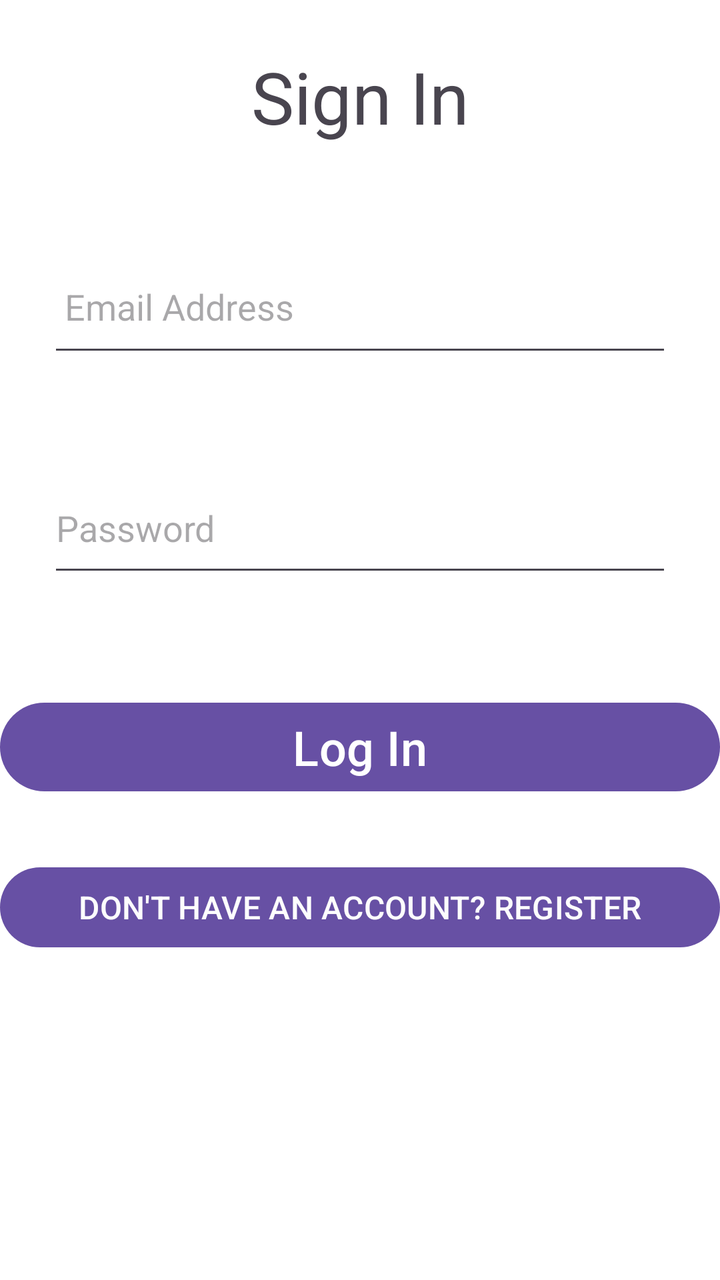
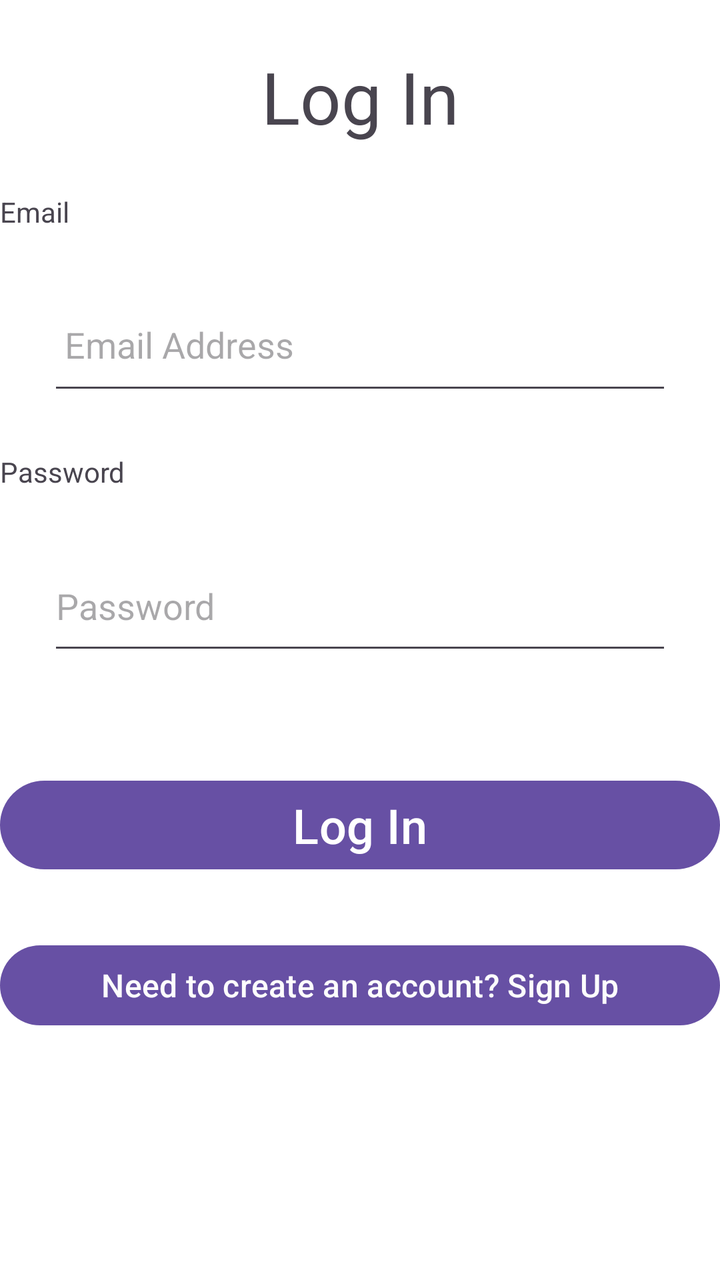

Before-and-after screenshots of an Android layout around one commit, followed by the original layout XML and the change that was made.
<!-- AndroidManifest.xml: application theme Theme.FinalProjShab -->
<!-- res/layout/activity_sign_in.xml -->
<?xml version="1.0" encoding="utf-8"?>
<LinearLayout xmlns:android="http://schemas.android.com/apk/res/android"
    xmlns:app="http://schemas.android.com/apk/res-auto"
    xmlns:tools="http://schemas.android.com/tools"
    android:id="@+id/main"
    android:layout_width="match_parent"
    android:layout_height="match_parent"
    android:layout_margin="1dp"
    android:background="#FFFFFF"
    android:orientation="vertical"
    app:layoutDescription="@xml/activity_sign_in_scene"
    tools:context=".ViewPkg.SignInActivity">

    <TextView
        android:id="@+id/textView"
        android:layout_width="match_parent"
        android:layout_height="wrap_content"
        android:layout_margin="24dp"
        android:gravity="center"
        android:text="Sign In"
        android:textSize="36dp" />

    <EditText
        android:id="@+id/etEmailAddress"
        android:layout_width="match_parent"
        android:layout_height="63dp"
        android:layout_margin="24dp"
        android:hint=" Email Address"


        android:inputType="text" />

    <EditText
        android:id="@+id/etPassword2"
        android:layout_width="match_parent"
        android:layout_height="62dp"
        android:layout_margin="24dp"
        android:hint="Password"
        android:inputType="text" />

    <Button
        android:id="@+id/btnLogIn"
        android:layout_width="match_parent"
        android:layout_height="wrap_content"
        android:layout_marginTop="30dp"
        android:text="Log In"

        android:textColorLink="#673AB7"
        android:textSize="24sp" />

    <Button
        android:id="@+id/btnREGISTER2"
        android:layout_width="match_parent"
        android:layout_height="wrap_content"
        android:layout_marginTop="30dp"
        android:shadowColor="#753333"
        android:text="DON'T HAVE AN ACCOUNT? REGISTER"
        android:textColor="#FDFDFD"
        android:textColorLink="#673AB7"
        android:textSize="16sp"
        app:rippleColor="#B15252"
        app:strokeColor="#877E7E" />

</LinearLayout>
<!-- resources referenced by this layout -->
<resources>
  <style name="Theme.FinalProjShab" parent="Base.Theme.FinalProjShab" />
  <style name="Base.Theme.FinalProjShab" parent="Theme.Material3.DayNight.NoActionBar">
          
          
      </style>
</resources>

<!-- the commit's change to res/layout/activity_sign_in.xml (unified diff, before → after) -->
@@ -17,8 +17,14 @@
         android:layout_height="wrap_content"
         android:layout_margin="24dp"
         android:gravity="center"
-        android:text="Sign In"
+        android:text="Log In"
         android:textSize="36dp" />
+
+    <TextView
+        android:id="@+id/textView2"
+        android:layout_width="match_parent"
+        android:layout_height="wrap_content"
+        android:text="Email" />
 
     <EditText
         android:id="@+id/etEmailAddress"
@@ -29,6 +35,12 @@
 
 
         android:inputType="text" />
+
+    <TextView
+        android:id="@+id/textView3"
+        android:layout_width="match_parent"
+        android:layout_height="20dp"
+        android:text="Password" />
 
     <EditText
         android:id="@+id/etPassword2"
@@ -54,7 +66,7 @@
         android:layout_height="wrap_content"
         android:layout_marginTop="30dp"
         android:shadowColor="#753333"
-        android:text="DON'T HAVE AN ACCOUNT? REGISTER"
+        android:text="Need to create an account? Sign Up"
         android:textColor="#FDFDFD"
         android:textColorLink="#673AB7"
         android:textSize="16sp"
